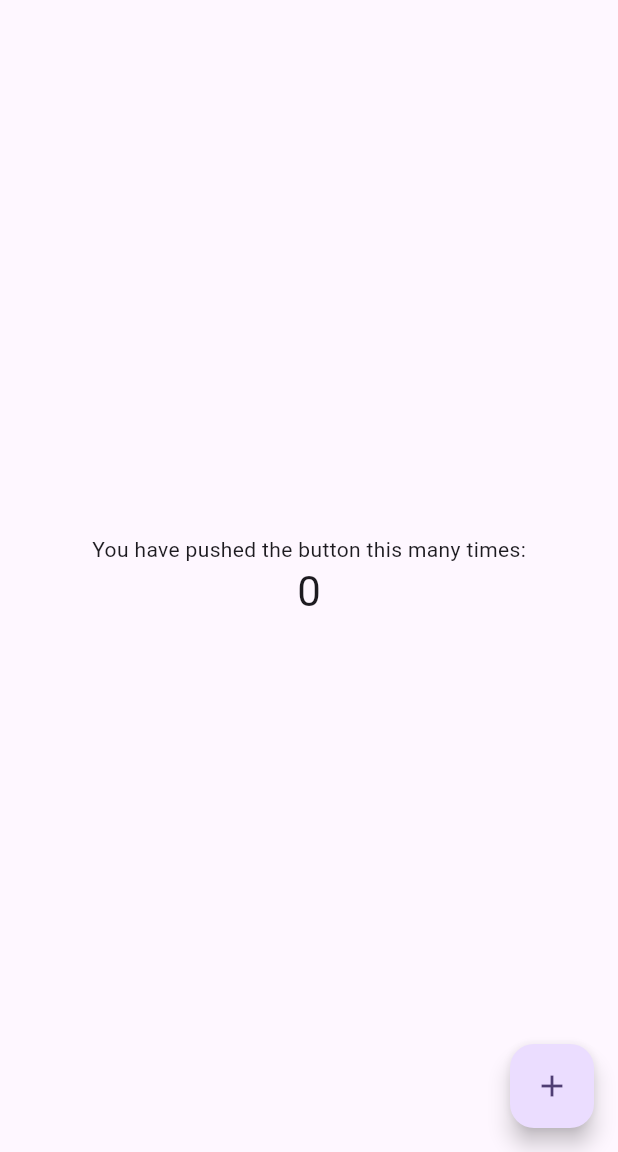
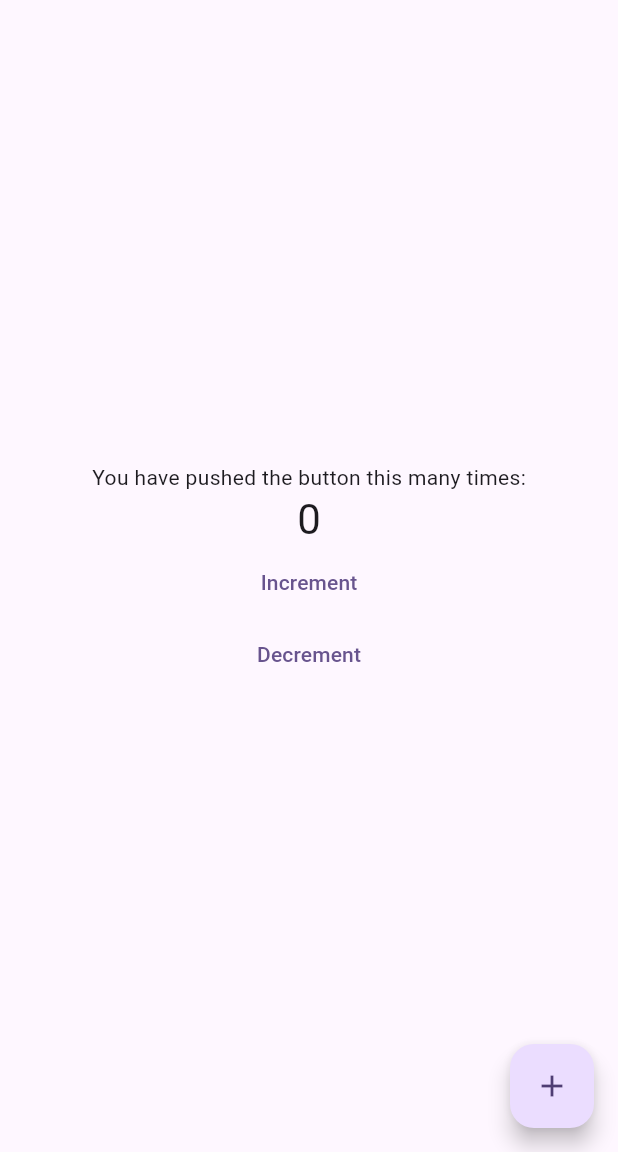
Before and after one commit to amanciojrba/myapp, a Flutter app: the screen it shows after launch, on a phone screen of 412 x 824 dp, the part 84-1236 px from its top. Run offline on Flutter 3.47's test engine with Material 3 defaults, Android fonts, the phone set to English and light mode, and no system bars.

Commit message:
Semana 7

```diff
--- a/lib/main.dart
+++ b/lib/main.dart
@@ -58,14 +58,17 @@ class _MyHomePageState extends State<MyHomePage> {
 
 void _incrementCounter() {
   setState(() {
-      // This call to setState tells the Flutter framework that something has
-      // changed in this State, which causes it to rerun the build method below
-      // so that the display can reflect the updated values. If we changed
-      // _counter without calling setState(), then the build method would not be
-      // called again, and so nothing would appear to happen.
     _counter++;
   });
 }
+
+void _decrementCounter() {
+  setState(() {
+    _counter--;
+  });
+}
+
+
 
   @override
   Widget build(BuildContext context) {
@@ -108,7 +111,16 @@ class _MyHomePageState extends State<MyHomePage> {
             Text(
               '$_counter',
               style: Theme.of(context).textTheme.headlineMedium,
+            ),TextButton(
+  onPressed: _incrementCounter,
+  child: Text('Increment'),
 ),
+
+TextButton(
+  onPressed: _decrementCounter,
+  child: Text('Decrement'),
+),
+
           ],
         ),
       ),
```
Lines whose indentation alone changed are shown as unchanged.
